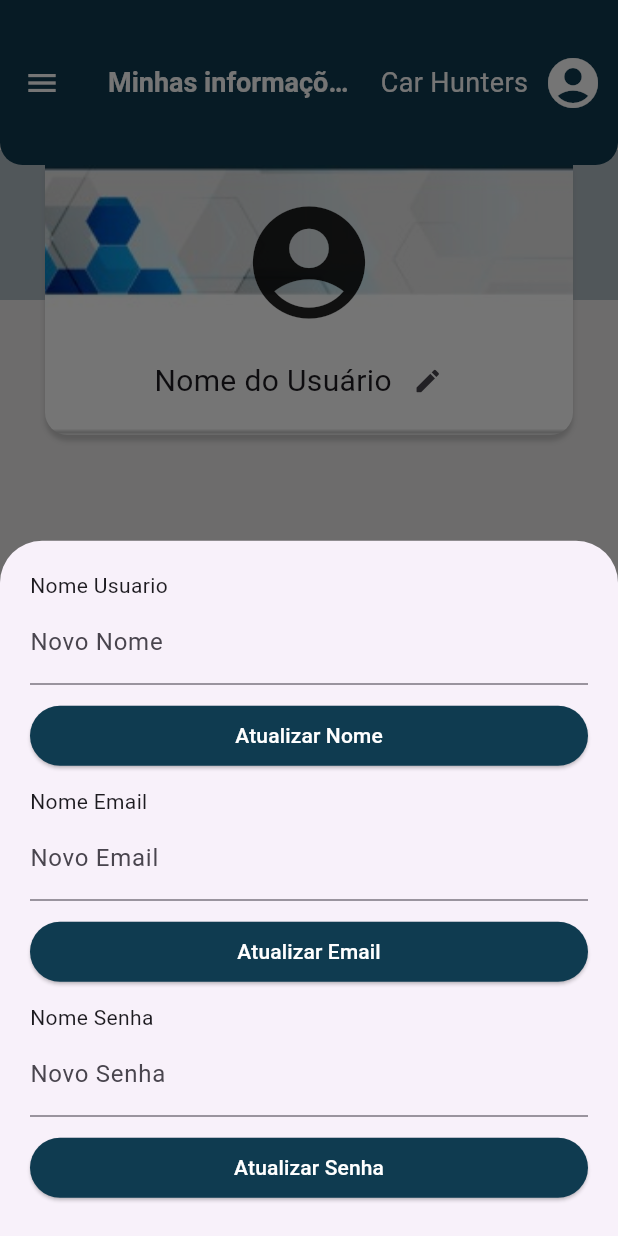
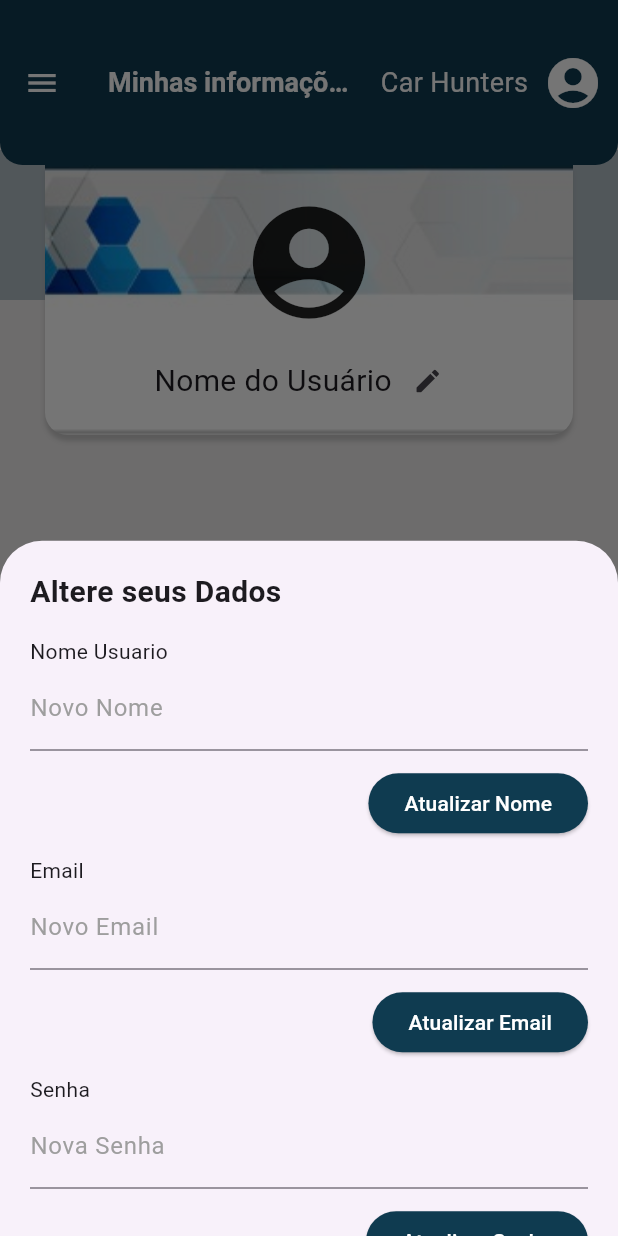
Before and after one commit to naluronicaa/projeto_integrador_4sm, a Flutter app: the PaginaUsuario screen opened directly, after a tap on the "create" icon, on a phone screen of 412 x 824 dp. Run offline on Flutter 3.47's test engine with Material 2 defaults, Android fonts, the phone set to English and light mode, and no system bars.

Commit message:
ataulização

```diff
--- a/lib/scr/pagina_usuario.dart
+++ b/lib/scr/pagina_usuario.dart
@@ -19,35 +19,50 @@ void _showEditModal(BuildContext context) {
         child: Column(
           crossAxisAlignment: CrossAxisAlignment.stretch,
           children: [
+            const Text('Altere seus Dados', style: TextStyle(fontSize: 20, fontWeight: FontWeight.bold)),
+            const SizedBox(height: 15),
 
             const Text('Nome Usuario'),
 
             const TextField(
-              decoration: InputDecoration(labelText: 'Novo Nome'),
+              decoration: InputDecoration(labelText: 'Novo Nome', labelStyle: TextStyle(color: Colors.grey)),
             ),
 
             const SizedBox(height: 10),
-            ElevatedButton(
+
+            Container(
+              alignment: Alignment.centerRight,
+              width: 200,
+              height: 50,
+              child: ElevatedButton(
                 onPressed: () {
                   // Lógica para atualizar o nome
                   Navigator.pop(context); // Fechar o modal após a ação
                 },
                 style: ButtonStyle(
-                backgroundColor: MaterialStateProperty.all<Color>(Color.fromARGB(255, 15, 59, 80))
+                  backgroundColor: MaterialStateProperty.all<Color>(Color.fromARGB(255, 15, 59, 80)),
                 ),
                 child: Text('Atualizar Nome', style: TextStyle(color: Colors.white)),
+              ),
+            ),
+
+
+            const SizedBox(height: 10),
+
+             const Text('Email'),
+
+            const TextField(
+              decoration: InputDecoration(labelText: 'Novo Email', labelStyle: TextStyle(color: Colors.grey)),
             ),
 
             const SizedBox(height: 10),
 
-             const Text('Nome Email'),
+            Container(
+              alignment: Alignment.centerRight,
+              width: 200,
+              height: 50,
 
-            const TextField(
-              decoration: InputDecoration(labelText: 'Novo Email'),
-            ),
-
-            const SizedBox(height: 10),
-            ElevatedButton(
+              child: ElevatedButton(
               onPressed: () {
                 // Lógica para atualizar o nome
                 Navigator.pop(context); // Fechar o modal após a ação
@@ -58,16 +73,24 @@ void _showEditModal(BuildContext context) {
               child: Text('Atualizar Email', style: TextStyle(color: Colors.white)),
             ),
 
-            const SizedBox(height: 10),
 
-             const Text('Nome Senha'),
-
-            const TextField(
-              decoration: InputDecoration(labelText: 'Novo Senha'),
             ),
 
             const SizedBox(height: 10),
-            ElevatedButton(
+
+             const Text('Senha'),
+
+            const TextField(
+              decoration: InputDecoration(labelText: 'Nova Senha', labelStyle: TextStyle(color: Colors.grey)),
+            ),
+
+            const SizedBox(height: 10),
+            Container(
+              alignment: Alignment.centerRight,
+              width: 200,
+              height: 50,
+
+              child: ElevatedButton(
               onPressed: () {
                 // Lógica para atualizar o nome
                 Navigator.pop(context); // Fechar o modal após a ação
@@ -77,9 +100,16 @@ void _showEditModal(BuildContext context) {
               ),
               child: Text('Atualizar Senha', style: TextStyle(color: Colors.white)),
             ),
+            ),
+
 
             const SizedBox(height: 30),
-            ElevatedButton(
+            Container(
+              alignment: Alignment.centerLeft,
+              width: 200,
+              height: 50,
+
+              child: ElevatedButton(
               onPressed: () {
                 // Lógica para atualizar o nome
 
@@ -90,6 +120,8 @@ void _showEditModal(BuildContext context) {
               ),
               child: Text('Deletar Conta', style: TextStyle(color: Colors.white)),
             ),
+            )
+
 
           ],
         ),
```
Lines whose indentation alone changed are shown as unchanged.
